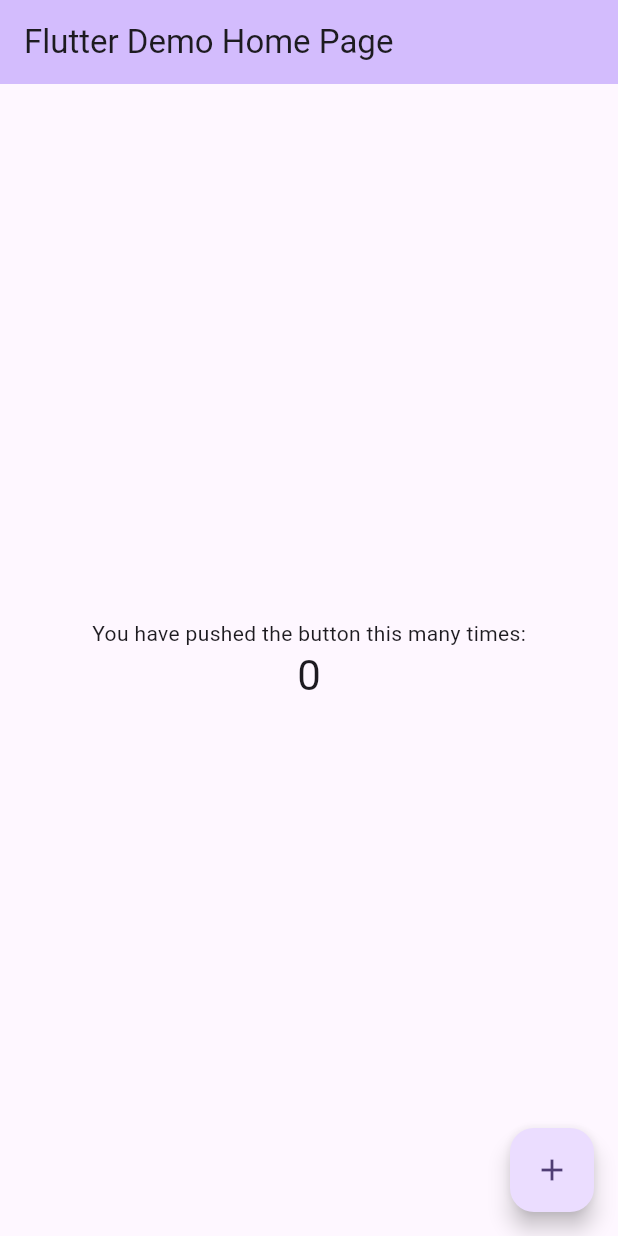
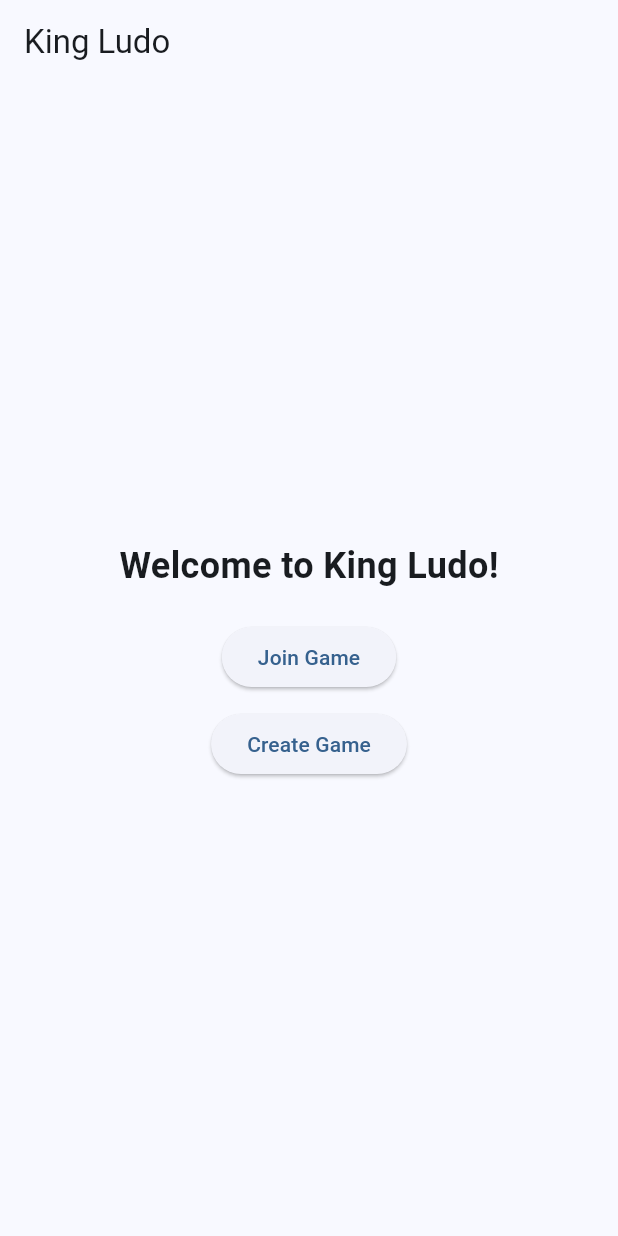
Before and after one commit to could-ai/019a4dc3-635a-74d2-b8e7-a2df9aae126f, a Flutter app: the screen it shows after launch, on a phone screen of 412 x 824 dp. Run offline on Flutter 3.47's test engine with Material 3 defaults, Android fonts, the phone set to English and light mode, and no system bars.

Commit message:
Replacing the default Flutter template with a Ludo game app structure. Added routing for HomeScreen, LobbyScreen, and GameBoardScreen. Set up basic theme with blue color scheme for the game.; Creating the HomeScreen widget that serves as the main entry point. Includes welcome text and buttons for joining or creating a game, with navigation to the lobby screen. Uses Material Design components for a clean, responsive UI.; Creating the LobbyScreen as a stateful widget to manage player list. Displays waiting message and list of mock players. Includes a start game button that navigates to the game board. Uses ListView for dynamic player display and proper padding for responsive layout.; Creating the GameBoardScreen with basic Ludo game mechanics. Includes dice rolling functionality, a simple grid-based board representation using CustomPainter, and placeholder player positions. The board displays as a green background with brown grid lines and red circles for players. Dice value updates on roll, with TODO comments for future movement logic implementation.

```diff
--- a/usr/lib/main.dart
+++ b/usr/lib/main.dart
@@ -1,4 +1,7 @@
 import 'package:flutter/material.dart';
+import 'screens/home_screen.dart';
+import 'screens/lobby_screen.dart';
+import 'screens/game_board_screen.dart';
 
 void main() {
   runApp(const MyApp());
@@ -7,114 +10,21 @@ void main() {
 class MyApp extends StatelessWidget {
   const MyApp({super.key});
 
-  // This widget is the root of your application.
   @override
   Widget build(BuildContext context) {
     return MaterialApp(
-      title: 'Flutter Demo',
+      title: 'King Ludo',
       debugShowCheckedModeBanner: false,
       theme: ThemeData(
-        // This is the theme of your application.
-        //
-        // TRY THIS: Try running your application with "flutter run". You'll see
-        // the application has a purple toolbar. Then, without quitting the app,
-        // try changing the seedColor in the colorScheme below to Colors.green
-        // and then invoke "hot reload" (save your changes or press the "hot
-        // reload" button in a Flutter-supported IDE, or press "r" if you used
-        // the command line to start the app).
-        //
-        // Notice that the counter didn't reset back to zero; the application
-        // state is not lost during the reload. To reset the state, use hot
-        // restart instead.
-        //
-        // This works for code too, not just values: Most code changes can be
-        // tested with just a hot reload.
-        colorScheme: ColorScheme.fromSeed(seedColor: Colors.deepPurple),
+        colorScheme: ColorScheme.fromSeed(seedColor: Colors.blue),
+        useMaterial3: true,
       ),
-      home: const MyHomePage(title: 'Flutter Demo Home Page'),
+      initialRoute: '/',
+      routes: {
+        '/': (context) => const HomeScreen(),
+        '/lobby': (context) => const LobbyScreen(),
+        '/game': (context) => const GameBoardScreen(),
+      },
     );
   }
 }
-
-class MyHomePage extends StatefulWidget {
-  const MyHomePage({super.key, required this.title});
-
-  // This widget is the home page of your application. It is stateful, meaning
-  // that it has a State object (defined below) that contains fields that affect
-  // how it looks.
-
-  // This class is the configuration for the state. It holds the values (in this
-  // case the title) provided by the parent (in this case the App widget) and
-  // used by the build method of the State. Fields in a Widget subclass are
-  // always marked "final".
-
-  final String title;
-
-  @override
-  State<MyHomePage> createState() => _MyHomePageState();
-}
-
-class _MyHomePageState extends State<MyHomePage> {
-  int _counter = 0;
-
-  void _incrementCounter() {
-    setState(() {
-      // This call to setState tells the Flutter framework that something has
-      // changed in this State, which causes it to rerun the build method below
-      // so that the display can reflect the updated values. If we changed
-      // _counter without calling setState(), then the build method would not be
-      // called again, and so nothing would appear to happen.
-      _counter++;
-    });
-  }
-
-  @override
-  Widget build(BuildContext context) {
-    // This method is rerun every time setState is called, for instance as done
-    // by the _incrementCounter method above.
-    //
-    // The Flutter framework has been optimized to make rerunning build methods
-    // fast, so that you can just rebuild anything that needs updating rather
-    // than having to individually change instances of widgets.
-    return Scaffold(
-      appBar: AppBar(
-        // TRY THIS: Try changing the color here to a specific color (to
-        // Colors.amber, perhaps?) and trigger a hot reload to see the AppBar
-        // change color while the other colors stay the same.
-        backgroundColor: Theme.of(context).colorScheme.inversePrimary,
-        // Here we take the value from the MyHomePage object that was created by
-        // the App.build method, and use it to set our appbar title.
-        title: Text(widget.title),
-      ),
-      body: Center(
-        // Center is a layout widget. It takes a single child and positions it
-        // in the middle of the parent.
-        child: Column(
-          // Column is also a layout widget. It takes a list of children and
-          // arranges them vertically. By default, it sizes itself to fit its
-          // children horizontally, and tries to be as tall as its parent.
-          //
-          // Column has various properties to control how it sizes itself and
-          // how it positions its children. Here we use mainAxisAlignment to
-          // center the children vertically; the main axis here is the vertical
-          // axis because Columns are vertical (the cross axis would be
-          // horizontal).
-          //
-          // TRY THIS: Invoke "debug painting" (choose the "Toggle Debug Paint"
-          // action in the IDE, or press "p" in the console), to see the
-          // wireframe for each widget.
-          mainAxisAlignment: MainAxisAlignment.center,
-          children: <Widget>[
-            const Text('You have pushed the button this many times:'),
-            Text('$_counter', style: Theme.of(context).textTheme.headlineMedium),
-          ],
-        ),
-      ),
-      floatingActionButton: FloatingActionButton(
-        onPressed: _incrementCounter,
-        tooltip: 'Increment',
-        child: const Icon(Icons.add),
-      ), // This trailing comma makes auto-formatting nicer for build methods.
-    );
-  }
-}
--- /dev/null
+++ b/usr/lib/screens/home_screen.dart
@@ -0,0 +1,40 @@
+import 'package:flutter/material.dart';
+
+class HomeScreen extends StatelessWidget {
+  const HomeScreen({super.key});
+
+  @override
+  Widget build(BuildContext context) {
+    return Scaffold(
+      appBar: AppBar(
+        title: const Text('King Ludo'),
+      ),
+      body: Center(
+        child: Column(
+          mainAxisAlignment: MainAxisAlignment.center,
+          children: [
+            const Text(
+              'Welcome to King Ludo!',
+              style: TextStyle(fontSize: 24, fontWeight: FontWeight.bold),
+            ),
+            const SizedBox(height: 20),
+            ElevatedButton(
+              onPressed: () {
+                Navigator.pushNamed(context, '/lobby');
+              },
+              child: const Text('Join Game'),
+            ),
+            const SizedBox(height: 10),
+            ElevatedButton(
+              onPressed: () {
+                // TODO: Implement create game functionality
+                Navigator.pushNamed(context, '/lobby');
+              },
+              child: const Text('Create Game'),
+            ),
+          ],
+        ),
+      ),
+    );
+  }
+}
```
Also changed, not shown: usr/lib/screens/game_board_screen.dart (added, +98 -0 lines), usr/lib/screens/lobby_screen.dart (added, +54 -0 lines).
